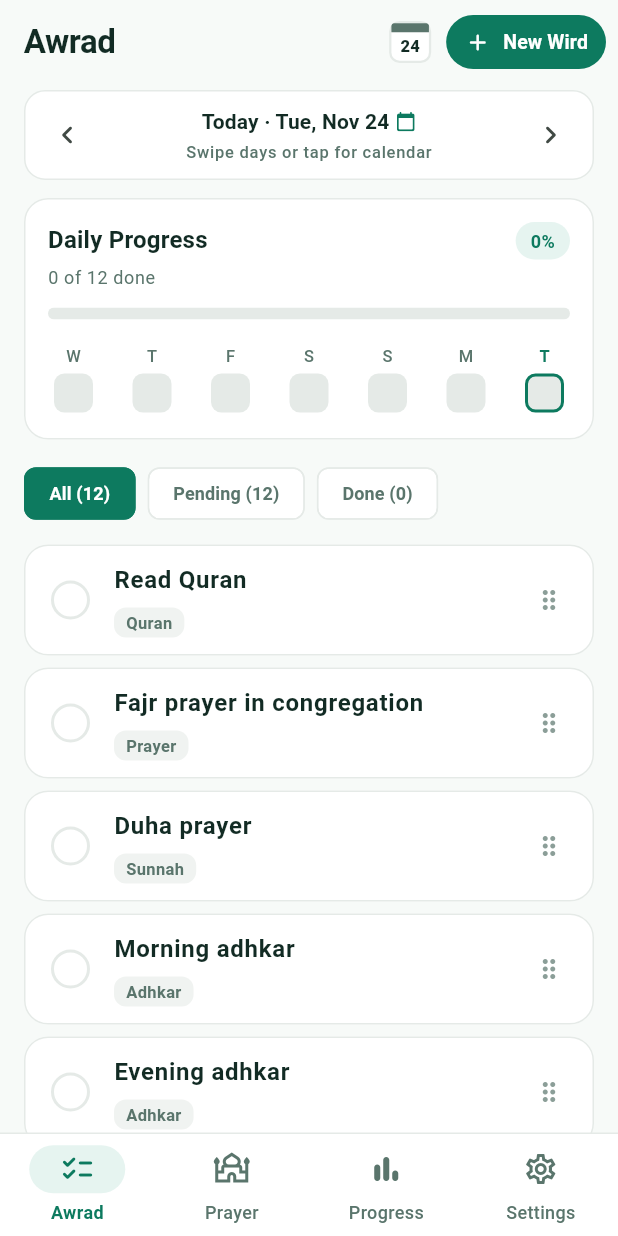
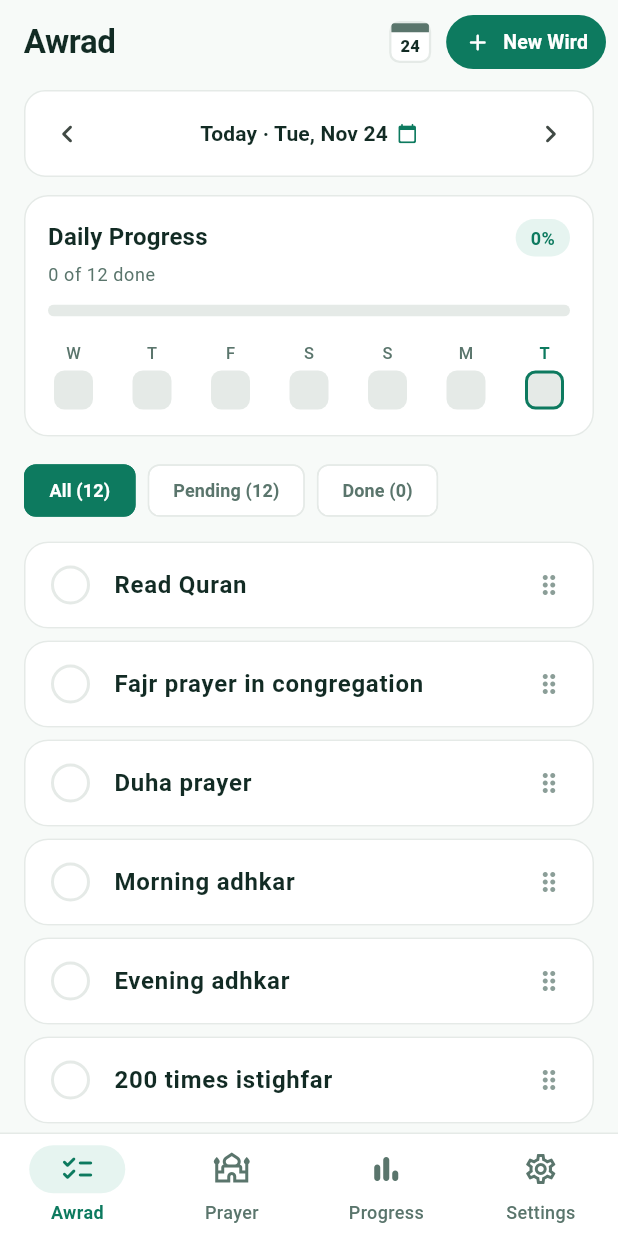
Before and after one commit to othman98shawgan/awrad, a Flutter app: the screen it shows after launch, on a phone screen of 412 x 824 dp. Run offline on Flutter 3.47's test engine with Material 3 defaults, Android fonts, the phone set to English and light mode, and no system bars; our stand-ins replace flutter_riverpod, shared_preferences, wakelock_plus.

Commit message:
fix: simplify date bar, remove categories, scroll weekday picker, remove heatmap dot

```diff
--- a/lib/ui/pages/home_page.dart
+++ b/lib/ui/pages/home_page.dart
@@ -465,9 +465,6 @@ class _DailyProgressCard extends ConsumerWidget {
         final isSelected = date == pageDate;
         final summary = byDate[date];
         final dayScore = isSelected ? currentDayScore : (summary?.awradScore ?? 0.0);
-        final hasPartial = isSelected
-            ? halfCount > 0
-            : (summary?.hasPartialAwrad ?? false);
         final cellColor = _colorForScore(dayScore, colors);
 
         return InkWell(
@@ -498,18 +495,6 @@ class _DailyProgressCard extends ConsumerWidget {
                         ? Border.all(color: colors.emerald, width: 2)
                         : null,
                   ),
-                  child: hasPartial && dayScore < 0.75
-                      ? Center(
-                          child: Container(
-                            width: 6,
-                            height: 6,
-                            decoration: BoxDecoration(
-                              color: colors.amber,
-                              shape: BoxShape.circle,
-                            ),
-                          ),
-                        )
-                      : null,
                 ),
               ],
             ),
--- a/lib/ui/widgets/awrad_task_card.dart
+++ b/lib/ui/widgets/awrad_task_card.dart
@@ -71,34 +71,8 @@ class AwradTaskCard extends StatelessWidget {
                             : theme.colorScheme.onSurface,
                       ),
                     ),
-                    const SizedBox(height: 6),
-                    Wrap(
-                      spacing: 8,
-                      runSpacing: 4,
-                      crossAxisAlignment: WrapCrossAlignment.center,
-                      children: [
-                        Container(
-                          padding: const EdgeInsets.symmetric(
-                            horizontal: 8,
-                            vertical: 2,
-                          ),
-                          decoration: BoxDecoration(
-                            color: isDone
-                                ? colors.emeraldSoft
-                                : theme.colorScheme.surfaceContainerHighest
-                                    .withValues(alpha: 0.45),
-                            borderRadius: BorderRadius.circular(8),
-                          ),
-                          child: Text(
-                            task.category.label,
-                            style: TextStyle(
-                              fontSize: 11,
-                              fontWeight: FontWeight.w600,
-                              color: isDone ? colors.emerald : colors.mutedText,
-                            ),
-                          ),
-                        ),
-                        if (effectiveNote != null && effectiveNote.isNotEmpty)
+                    if (effectiveNote != null && effectiveNote.isNotEmpty) ...[
+                      const SizedBox(height: 4),
                       Text(
                         effectiveNote,
                         maxLines: 1,
@@ -108,7 +82,6 @@ class AwradTaskCard extends StatelessWidget {
                         ),
                       ),
                     ],
-                    ),
                   ],
                 ),
               ),
--- a/lib/ui/widgets/date_switcher_bar.dart
+++ b/lib/ui/widgets/date_switcher_bar.dart
@@ -124,11 +124,8 @@ class DateSwitcherBar extends ConsumerWidget {
                 borderRadius: BorderRadius.circular(10),
                 onTap: () => openCalendarPicker(context, ref),
                 child: Padding(
-                  padding: const EdgeInsets.symmetric(vertical: 6),
-                  child: Column(
-                    mainAxisSize: MainAxisSize.min,
-                    children: [
-                      Row(
+                  padding: const EdgeInsets.symmetric(vertical: 8),
+                  child: Row(
                     mainAxisAlignment: MainAxisAlignment.center,
                     mainAxisSize: MainAxisSize.min,
                     children: [
@@ -141,20 +138,11 @@ class DateSwitcherBar extends ConsumerWidget {
                           ),
                         ),
                       ),
-                          const SizedBox(width: 4),
+                      const SizedBox(width: 6),
                       Icon(
                         Icons.calendar_today_rounded,
                         size: 14,
                         color: colors.emerald,
-                          ),
-                        ],
-                      ),
-                      const SizedBox(height: 2),
-                      Text(
-                        'Swipe days or tap for calendar',
-                        style: theme.textTheme.labelSmall?.copyWith(
-                          color: colors.mutedText,
-                        ),
                       ),
                     ],
                   ),
```
Also changed, not shown: lib/ui/widgets/awrad_task_sheet.dart (+27 -46 lines). Lines whose indentation alone changed are shown as unchanged.
